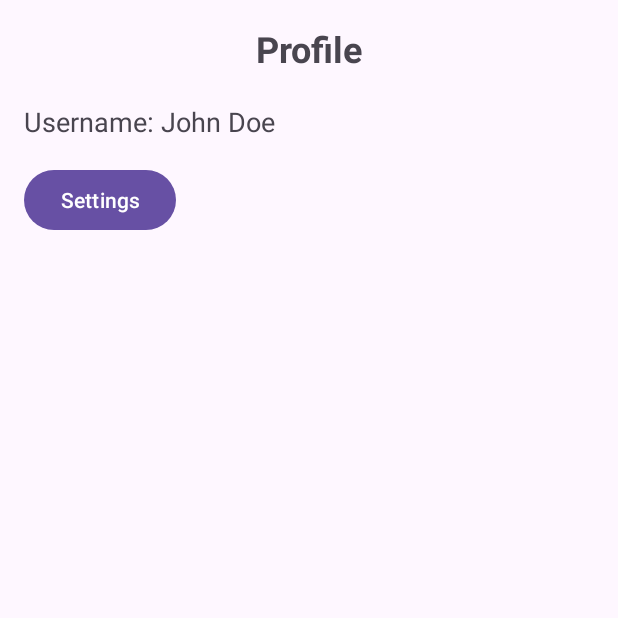
After one commit to FazakasNimrod/Android_2024, an Android app: the fragment ProfileFragment shown on its own in the app's theme, on a phone screen of 412 x 824 dp, the top half of it. The commit adds this screen. Run offline under Robolectric (Android 15) with nearby library versions, the light colour scheme and no system bars.

Commit message:
Fragments & navigations

```diff
--- a/android-project/app/build.gradle.kts
+++ b/android-project/app/build.gradle.kts
@@ -37,12 +37,16 @@ android {
 }
 
 dependencies {
-
     implementation("androidx.core:core-ktx:1.9.0")
     implementation("androidx.appcompat:appcompat:1.6.1")
     implementation("com.google.android.material:material:1.8.0")
     implementation("androidx.constraintlayout:constraintlayout:2.1.4")
     implementation("androidx.activity:activity:1.8.0")
+
+    // Navigation Component dependencies
+    implementation("androidx.navigation:navigation-fragment-ktx:2.5.3")
+    implementation("androidx.navigation:navigation-ui-ktx:2.5.3")
+
     testImplementation("junit:junit:4.13.2")
     androidTestImplementation("androidx.test.ext:junit:1.1.5")
     androidTestImplementation("androidx.test.espresso:espresso-core:3.5.1")
--- /dev/null
+++ b/android-project/app/src/main/java/com/tasty/recipesapp/ProfileFragment.kt
@@ -0,0 +1,59 @@
+package com.tasty.recipesapp
+
+import android.os.Bundle
+import androidx.fragment.app.Fragment
+import android.view.LayoutInflater
+import android.view.View
+import android.view.ViewGroup
+
+// TODO: Rename parameter arguments, choose names that match
+// the fragment initialization parameters, e.g. ARG_ITEM_NUMBER
+private const val ARG_PARAM1 = "param1"
+private const val ARG_PARAM2 = "param2"
+
+/**
+ * A simple [Fragment] subclass.
+ * Use the [ProfileFragment.newInstance] factory method to
+ * create an instance of this fragment.
+ */
+class ProfileFragment : Fragment() {
+    // TODO: Rename and change types of parameters
+    private var param1: String? = null
+    private var param2: String? = null
+
+    override fun onCreate(savedInstanceState: Bundle?) {
+        super.onCreate(savedInstanceState)
+        arguments?.let {
+            param1 = it.getString(ARG_PARAM1)
+            param2 = it.getString(ARG_PARAM2)
+        }
+    }
+
+    override fun onCreateView(
+        inflater: LayoutInflater, container: ViewGroup?,
+        savedInstanceState: Bundle?
+    ): View? {
+        // Inflate the layout for this fragment
+        return inflater.inflate(R.layout.fragment_profile, container, false)
+    }
+
+    companion object {
+        /**
+         * Use this factory method to create a new instance of
+         * this fragment using the provided parameters.
+         *
+         * @param param1 Parameter 1.
+         * @param param2 Parameter 2.
+         * @return A new instance of fragment ProfileFragment.
+         */
+        // TODO: Rename and change types and number of parameters
+        @JvmStatic
+        fun newInstance(param1: String, param2: String) =
+            ProfileFragment().apply {
+                arguments = Bundle().apply {
+                    putString(ARG_PARAM1, param1)
+                    putString(ARG_PARAM2, param2)
+                }
+            }
+    }
+}
--- /dev/null
+++ b/android-project/app/src/main/res/layout/fragment_profile.xml
@@ -0,0 +1,41 @@
+<?xml version="1.0" encoding="utf-8"?>
+<androidx.constraintlayout.widget.ConstraintLayout xmlns:android="http://schemas.android.com/apk/res/android"
+    xmlns:app="http://schemas.android.com/apk/res-auto"
+    xmlns:tools="http://schemas.android.com/tools"
+    android:layout_width="match_parent"
+    android:layout_height="match_parent"
+    tools:context=".ProfileFragment">
+
+    <TextView
+        android:id="@+id/profileTitle"
+        android:layout_width="wrap_content"
+        android:layout_height="wrap_content"
+        android:text="Profile"
+        android:textSize="24sp"
+        android:textStyle="bold"
+        app:layout_constraintTop_toTopOf="parent"
+        app:layout_constraintStart_toStartOf="parent"
+        app:layout_constraintEnd_toEndOf="parent"
+        android:layout_marginTop="16dp" />
+
+    <TextView
+        android:id="@+id/usernameText"
+        android:layout_width="wrap_content"
+        android:layout_height="wrap_content"
+        android:text="Username: John Doe"
+        android:textSize="18sp"
+        app:layout_constraintTop_toBottomOf="@id/profileTitle"
+        app:layout_constraintStart_toStartOf="parent"
+        android:layout_marginTop="20dp"
+        android:layout_marginStart="16dp" />
+
+    <Button
+        android:id="@+id/settingsButton"
+        android:layout_width="wrap_content"
+        android:layout_height="wrap_content"
+        android:text="Settings"
+        app:layout_constraintTop_toBottomOf="@id/usernameText"
+        app:layout_constraintStart_toStartOf="parent"
+        android:layout_marginTop="16dp"
+        android:layout_marginStart="16dp" />
+</androidx.constraintlayout.widget.ConstraintLayout>
--- a/android-project/app/src/main/res/values/strings.xml
+++ b/android-project/app/src/main/res/values/strings.xml
@@ -1,3 +1,5 @@
 <resources>
     <string name="app_name">RecipesApp</string>
+    <!-- TODO: Remove or change this placeholder text -->
+    <string name="hello_blank_fragment">Hello blank fragment</string>
 </resources>
```
Also changed, not shown: android-project/app/src/main/java/com/tasty/recipesapp/HomeFragment.kt (added, +59 -0 lines), android-project/app/src/main/java/com/tasty/recipesapp/RecipeDetailFragment.kt (added, +59 -0 lines), android-project/app/src/main/java/com/tasty/recipesapp/RecipesFragment.kt (added, +59 -0 lines), android-project/app/src/main/res/layout/fragment_home.xml (added, +21 -0 lines), android-project/app/src/main/res/layout/fragment_recipe_detail.xml (added, +49 -0 lines), android-project/app/src/main/res/layout/fragment_recipes.xml (added, +31 -0 lines), android-project/app/src/main/res/navigation/nav_graph.xml (added, +39 -0 lines).
